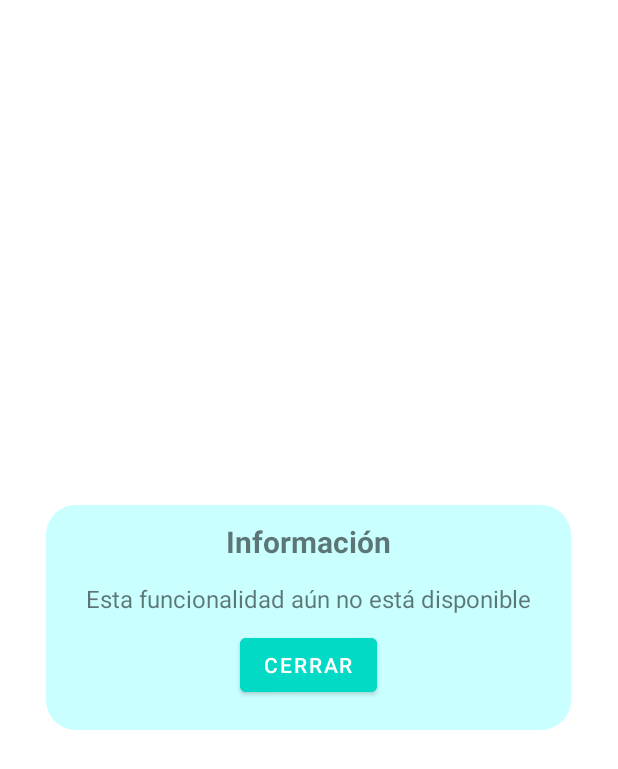
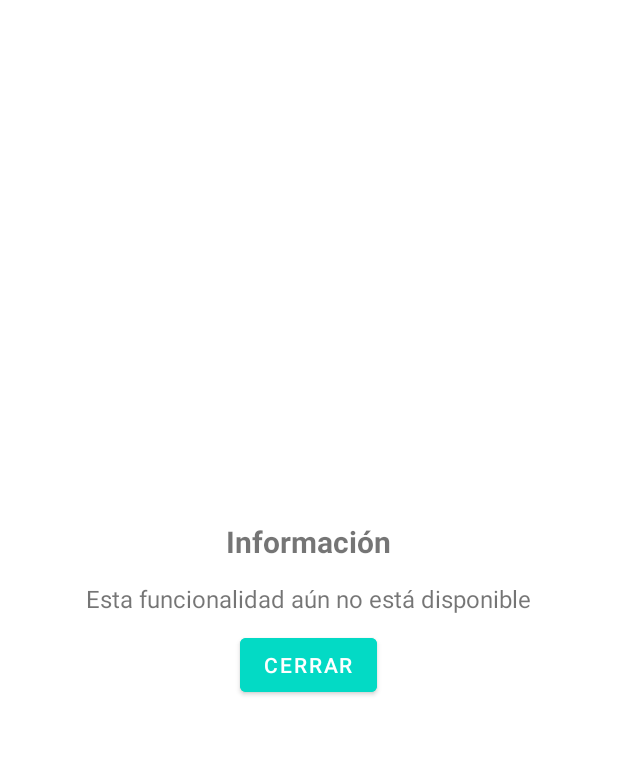
Before and after one commit to aphelio22/Facturas, an Android app: the layout popup.xml on its own in the app's theme, with its tools: preview values and no code run, on a phone screen of 412 x 824 dp. Shown: the top 769 px of the screen. Run offline under Robolectric (Android 15) with nearby library versions, the phone set to English and light mode, and no system bars; network calls fail.

Commit message:
Modificado el color.

```diff
--- a/app/src/main/java/com/example/facturas/Filtrillos.java
+++ b/app/src/main/java/com/example/facturas/Filtrillos.java
@@ -91,7 +91,7 @@ public class Filtrillos extends AppCompatActivity {
             @Override
             public void onProgressChanged(SeekBar seekBar, int progress, boolean fromUser) {
                 TextView importeTextView = findViewById(R.id.valorSeekBar);
-                importeTextView.setText(String.valueOf(progress) + " €");
+                importeTextView.setText(String.valueOf(progress));
                 valorActualSeekBar = progress;
             }
 
--- a/app/src/main/res/drawable/shape.xml
+++ b/app/src/main/res/drawable/shape.xml
@@ -1,6 +1,6 @@
 <?xml version="1.0" encoding="utf-8"?>
 <shape xmlns:android="http://schemas.android.com/apk/res/android" android:shape="rectangle">
-    <solid android:color="@color/azure_web"/>
+    <solid android:color="@color/white"/>
 
     <padding android:left="1dp"
         android:top="1dp"
```
